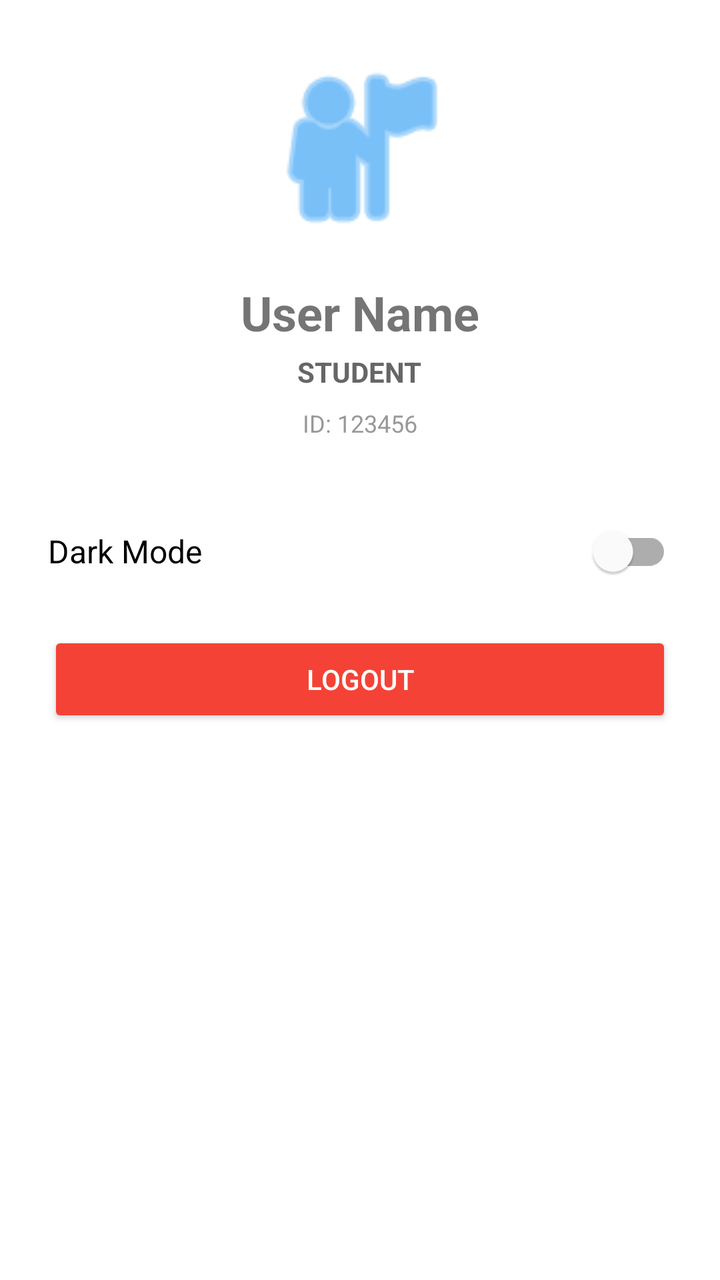
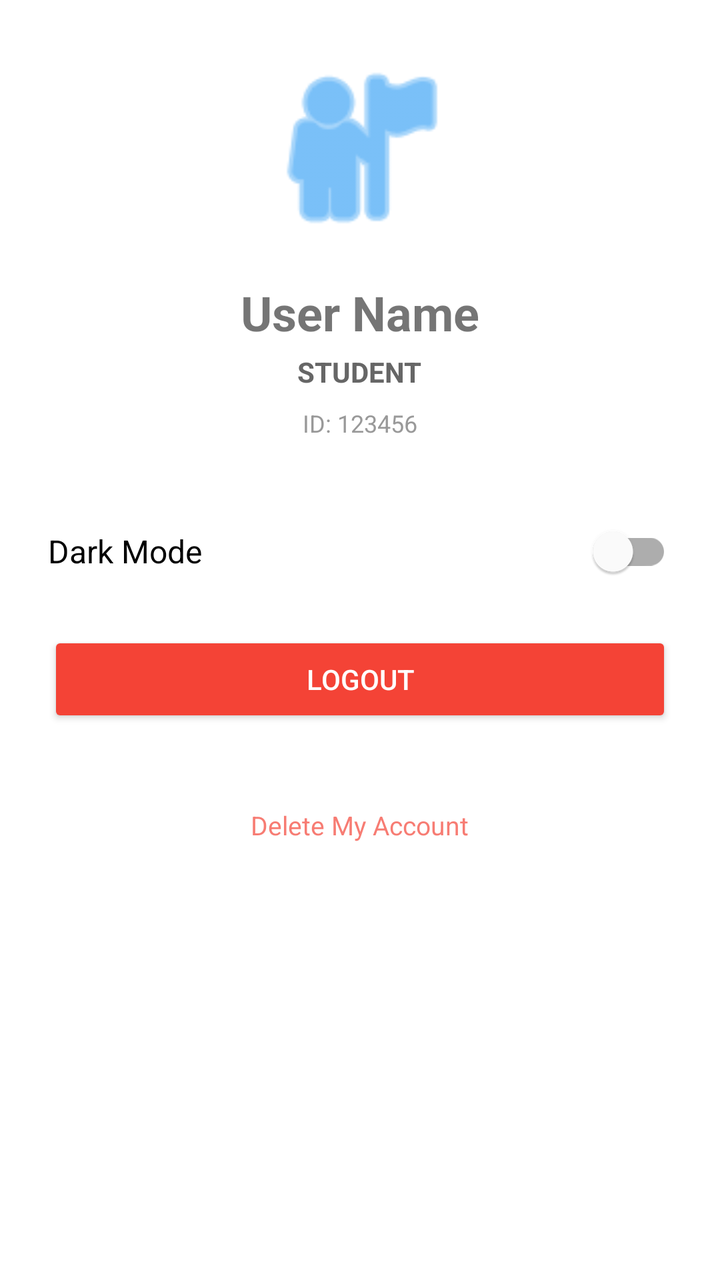

Before-and-after screenshots of an Android layout around one commit, followed by the original layout XML and the change that was made.
<!-- AndroidManifest.xml: application theme AppTheme -->
<!-- res/layout/fragment_profile.xml -->
<?xml version="1.0" encoding="utf-8"?>
<LinearLayout xmlns:android="http://schemas.android.com/apk/res/android"
    android:layout_width="match_parent"
    android:layout_height="match_parent"
    android:orientation="vertical"
    android:padding="24dp"
    android:gravity="center_horizontal">

    <View
        android:layout_width="100dp"
        android:layout_height="100dp"
        android:background="@android:drawable/ic_menu_myplaces"
        android:backgroundTint="#2196F3"
        android:layout_marginBottom="16dp" />

    <TextView
        android:id="@+id/profileName"
        android:layout_width="wrap_content"
        android:layout_height="wrap_content"
        android:text="User Name"
        android:textSize="24sp"
        android:textStyle="bold" />

    <TextView
        android:id="@+id/profileRole"
        android:layout_width="wrap_content"
        android:layout_height="wrap_content"
        android:text="Student"
        android:textAllCaps="true"
        android:textColor="#666666"
        android:textSize="14sp"
        android:textStyle="bold"
        android:layout_marginTop="4dp" />

    <TextView
        android:id="@+id/profileId"
        android:layout_width="wrap_content"
        android:layout_height="wrap_content"
        android:text="ID: 123456"
        android:textSize="12sp"
        android:textColor="#999999"
        android:layout_marginTop="8dp" />

    <com.google.android.material.switchmaterial.SwitchMaterial
        android:id="@+id/themeSwitch"
        android:layout_width="match_parent"
        android:layout_height="wrap_content"
        android:layout_marginTop="32dp"
        android:text="Dark Mode"
        android:textSize="16sp" />

    <Button
        android:id="@+id/adminPanelButton"
        android:layout_width="match_parent"
        android:layout_height="wrap_content"
        android:text="Admin Panel"
        android:layout_marginTop="32dp"
        android:visibility="gone"
        style="@style/Widget.MaterialComponents.Button.OutlinedButton" />

    <Button
        android:id="@+id/logoutButton"
        android:layout_width="match_parent"
        android:layout_height="wrap_content"
        android:text="Logout"
        android:layout_marginTop="16dp"
        android:backgroundTint="#F44336"
        android:textColor="#FFFFFF" />

</LinearLayout>
<!-- resources referenced by this layout -->
<resources>
  <style name="AppTheme" parent="Theme.MaterialComponents.DayNight.DarkActionBar">
          
          <item name="colorPrimary">@color/colorPrimary</item>
          <item name="colorPrimaryDark">@color/colorPrimaryDark</item>
          <item name="colorAccent">@color/colorAccent</item>
      </style>
  <color name="colorPrimary">#2196F3</color>
  <color name="colorPrimaryDark">#1976D2</color>
  <color name="colorAccent">#03DAC5</color>
</resources>

<!-- the commit's change to res/layout/fragment_profile.xml (unified diff, before → after) -->
@@ -67,4 +67,15 @@
         android:backgroundTint="#F44336"
         android:textColor="#FFFFFF" />
 
+    <TextView
+        android:id="@+id/deleteAccountBtn"
+        android:layout_width="wrap_content"
+        android:layout_height="wrap_content"
+        android:text="Delete My Account"
+        android:textColor="#F44336"
+        android:textSize="13sp"
+        android:layout_marginTop="32dp"
+        android:padding="8dp"
+        android:alpha="0.7" />
+
 </LinearLayout>
